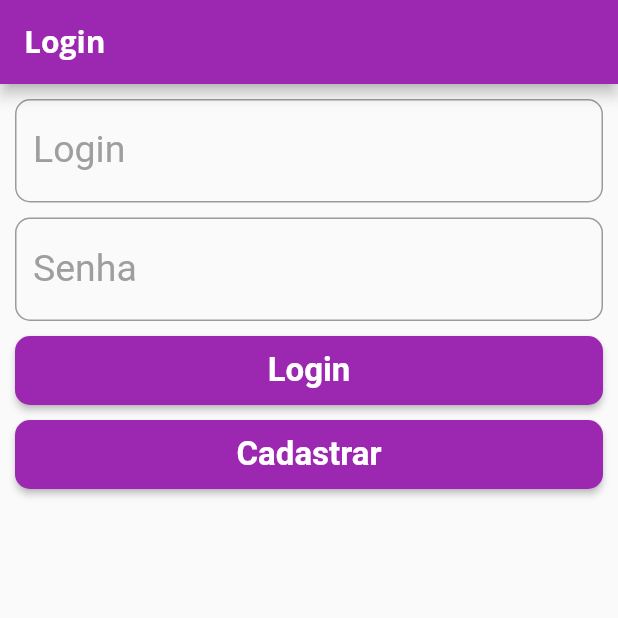
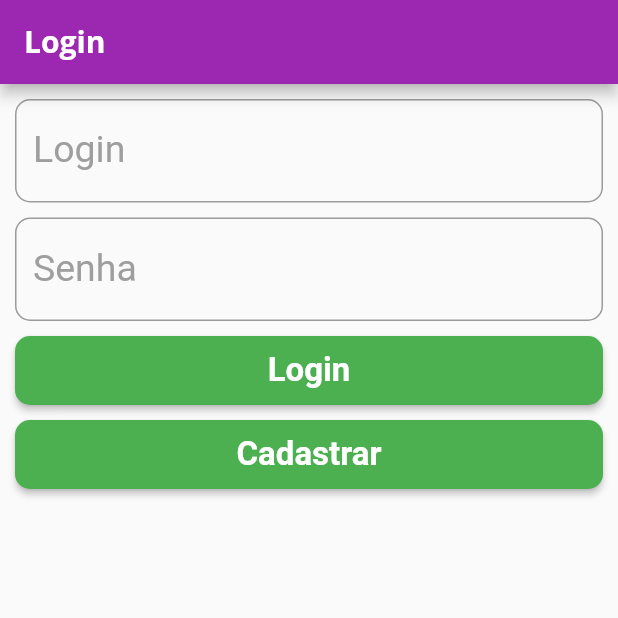
Before and after one commit to Joao-Kleber-Linhalis/desenvolvimento_mobile, a Flutter app: the screen it shows after launch, on a phone screen of 412 x 824 dp, the top half of it. Run offline on Flutter 3.47's test engine with Material 2 defaults, Android fonts, the phone set to English and light mode, and no system bars; our stand-ins replace cloud_firestore, firebase_auth, firebase_core; missing offline and left inert: dart:ffi, floating_action_bubble, ftoast; accounts and stored records are empty.

Commit message:
Att Flutter Uptades

```diff
--- a/lib/components/transaction_list.dart
+++ b/lib/components/transaction_list.dart
@@ -12,7 +12,7 @@ class TransactionList extends StatelessWidget {
   Widget build(BuildContext context) {
     //Componente pai para delimitar a area do ListView
     return Container(
-      height: 300, //MediaQuery.of(context).size.height,
+      height: MediaQuery.of(context).size.height * 0.6,
       child: _transactions.isEmpty
           ? Column(
               children: [
--- a/lib/telas/login_screen.dart
+++ b/lib/telas/login_screen.dart
@@ -27,6 +27,7 @@ class _LoginScreenState extends State<LoginScreen> {
     return Scaffold(
       appBar: AppBar(
         title: Text("Login"),
+        backgroundColor: Theme.of(context).copyWith().colorScheme.primary,
       ),
       body: _body(),
     );
--- a/lib/telas/transaction_screen.dart
+++ b/lib/telas/transaction_screen.dart
@@ -81,10 +81,12 @@ class _TransactionScreenState extends State<TransactionScreen>
     return Scaffold(
       appBar: AppBar(
         title: Text('Despesas Pessoais'),
+        backgroundColor: Theme.of(context).copyWith().colorScheme.primary,
         actions: [
           IconButton(
               onPressed: () => _transactionFormModal(context),
-              icon: Icon(Icons.add))
+              icon: Icon(Icons.add),color: Theme.of(context).copyWith().colorScheme.secondary),
+
         ],
       ),
       body: _body(),
--- a/lib/uteis/widgts/botao.dart
+++ b/lib/uteis/widgts/botao.dart
@@ -22,6 +22,7 @@ class Botao extends StatelessWidget {
         style: ElevatedButton.styleFrom(
           shape: RoundedRectangleBorder(
               borderRadius: new BorderRadius.circular(10.0)),
+              backgroundColor: cor,
         ),
         child: mostrar_progress
             ? Center(
--- a/pubspec.yaml
+++ b/pubspec.yaml
@@ -31,7 +31,7 @@ dependencies:
     sdk: flutter
   flutter_localizations:
     sdk: flutter
-  intl: 0.18.0
+  intl: ^0.18.1
 
 
   # The following adds the Cupertino Icons font to your application.
```
Also changed, not shown: pubspec.lock, 1 other file.
